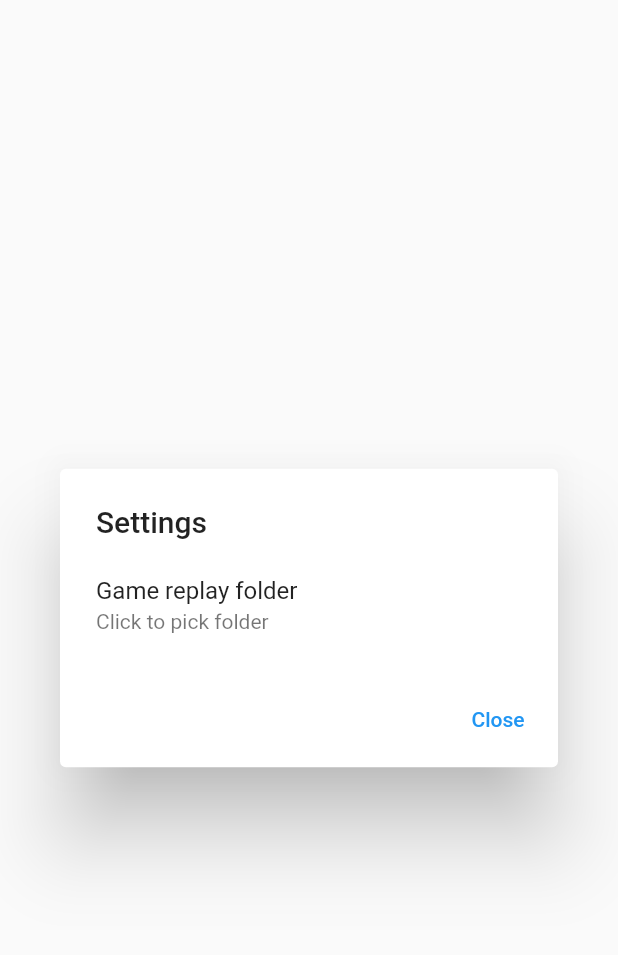
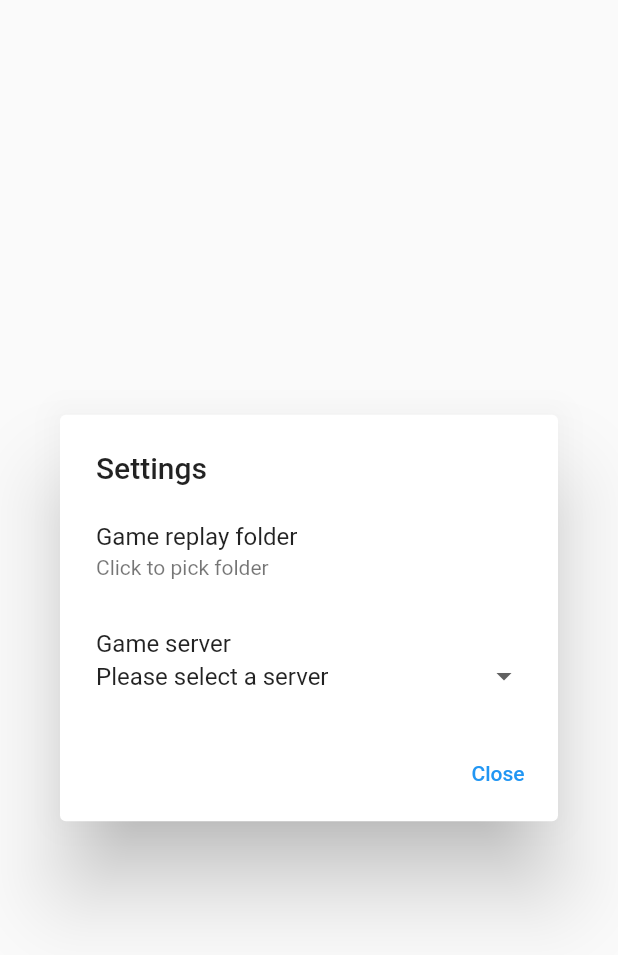
Before and after one commit to wowsinfo/MQTT, a Flutter app: the _SettingsPopup widget shown alone on an empty page, opened directly, on a phone screen of 412 x 824 dp. Shown: the top 955 px of the screen. Run offline on Flutter 3.47's test engine with Material 2 defaults, Android fonts, the phone set to English and light mode, and no system bars; our stand-ins replace file_picker, shared_preferences, typed_data; missing offline and left inert: mqtt_client; accounts and stored records are empty.

Commit message:
added game server selection

```diff
--- a/mqtt/lib/repository/app_repository.dart
+++ b/mqtt/lib/repository/app_repository.dart
@@ -1,6 +1,7 @@
 import 'package:mqtt/model/storage_provider.dart';
 
 const String _replayFolderKey = 'replay_folder';
+const String _gameServerKey = 'game_server';
 
 class AppRepository {
   static final AppRepository instance = AppRepository._init();
@@ -15,4 +16,8 @@ class AppRepository {
   // Replay folder path
   String? get replayFolder => _storage.getString(_replayFolderKey);
   set replayFolder(String? value) => _storage.set(_replayFolderKey, value);
+
+  // Game server
+  String? get gameServer => _storage.getString(_gameServerKey);
+  set gameServer(String? value) => _storage.set(_gameServerKey, value);
 }
--- /dev/null
+++ b/mqtt/lib/ui/shared/dropdown_list_tile.dart
@@ -0,0 +1,74 @@
+import 'package:flutter/material.dart';
+
+class DropdownValue<T> {
+  const DropdownValue({
+    required this.value,
+    required this.title,
+  });
+
+  final String title;
+  final T value;
+}
+
+/// A customised [ListTile] that displays a dropdown menu in the subtitle.
+class DropdownListTile<T> extends StatelessWidget {
+  const DropdownListTile({
+    Key? key,
+    required this.options,
+    required this.value,
+    required this.title,
+    required this.onChanged,
+  }) : super(key: key);
+
+  final List<DropdownValue<T>> options;
+  final T value;
+  final Widget title;
+  final void Function(T?) onChanged;
+
+  @override
+  Widget build(BuildContext context) {
+    GlobalKey? dropdownButtonKey = GlobalKey();
+
+    void openDropdown() {
+      GestureDetector? detector;
+
+      /// Find the button that opens the dropdown
+      void searchForGestureDetector(BuildContext? element) {
+        element?.visitChildElements((element) {
+          if (element.widget is GestureDetector) {
+            detector = element.widget as GestureDetector?;
+          } else {
+            searchForGestureDetector(element);
+          }
+        });
+      }
+
+      searchForGestureDetector(dropdownButtonKey.currentContext);
+      assert(detector != null, 'Dropdown button not found');
+
+      detector?.onTap?.call();
+    }
+
+    // PopupMenuButton should be used instead
+    return ListTile(
+      onTap: () => openDropdown(),
+      title: title,
+      subtitle: AbsorbPointer(
+        child: DropdownButtonHideUnderline(
+          child: DropdownButton<T>(
+            key: dropdownButtonKey,
+            isExpanded: true,
+            isDense: true, // shrink the dropdown button
+            focusColor: Colors.transparent, // hides the focus within dropdown
+            value: value,
+            items: options
+                .map((e) =>
+                    DropdownMenuItem<T>(value: e.value, child: Text(e.title)))
+                .toList(growable: false),
+            onChanged: onChanged,
+          ),
+        ),
+      ),
+    );
+  }
+}
--- a/mqtt/lib/ui/shared/settings_popup.dart
+++ b/mqtt/lib/ui/shared/settings_popup.dart
@@ -2,6 +2,7 @@ import 'package:file_picker/file_picker.dart';
 import 'package:flutter/material.dart';
 import 'package:mqtt/repository/app_repository.dart';
 import 'package:mqtt/ui/shared/alert.dart';
+import 'package:mqtt/ui/shared/dropdown_list_tile.dart';
 import 'package:mqtt/ui/shared/max_width_box.dart';
 
 void showSettingsPopup(BuildContext context) {
@@ -20,11 +21,13 @@ class _SettingsPopup extends StatefulWidget {
 
 class _SettingsPopupState extends State<_SettingsPopup> {
   String? _path;
+  String? _server;
 
   @override
   void initState() {
     super.initState();
     _path = AppRepository.instance.replayFolder;
+    _server = AppRepository.instance.gameServer;
   }
 
   @override
@@ -65,6 +68,38 @@ class _SettingsPopupState extends State<_SettingsPopup> {
                 });
               },
             ),
+            DropdownListTile<String?>(
+              options: const [
+                DropdownValue(
+                  value: null,
+                  title: 'Please select a server',
+                ),
+                DropdownValue(
+                  value: 'asia',
+                  title: 'Asia',
+                ),
+                DropdownValue(
+                  value: 'eu',
+                  title: 'Europe',
+                ),
+                DropdownValue(
+                  value: 'na',
+                  title: 'North America',
+                ),
+                DropdownValue(
+                  value: 'ru',
+                  title: 'Russia',
+                ),
+              ],
+              title: const Text('Game server'),
+              value: _server,
+              onChanged: (String? value) {
+                AppRepository.instance.gameServer = value;
+                setState(() {
+                  _server = value;
+                });
+              },
+            )
           ],
         ),
       ),
```
